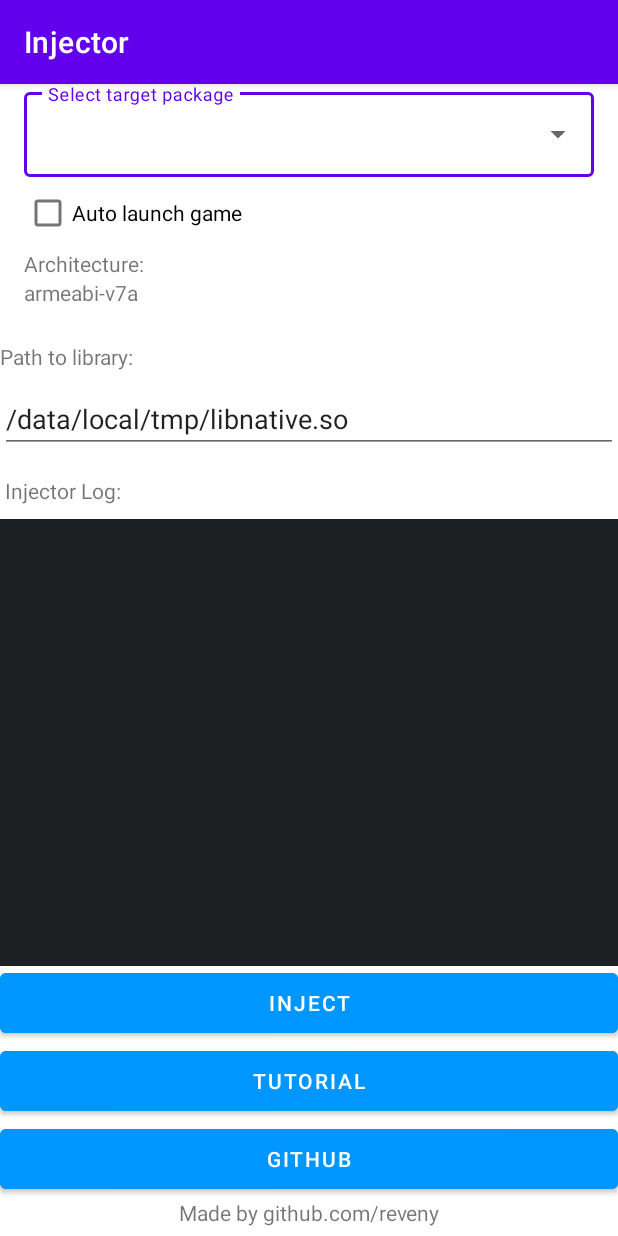
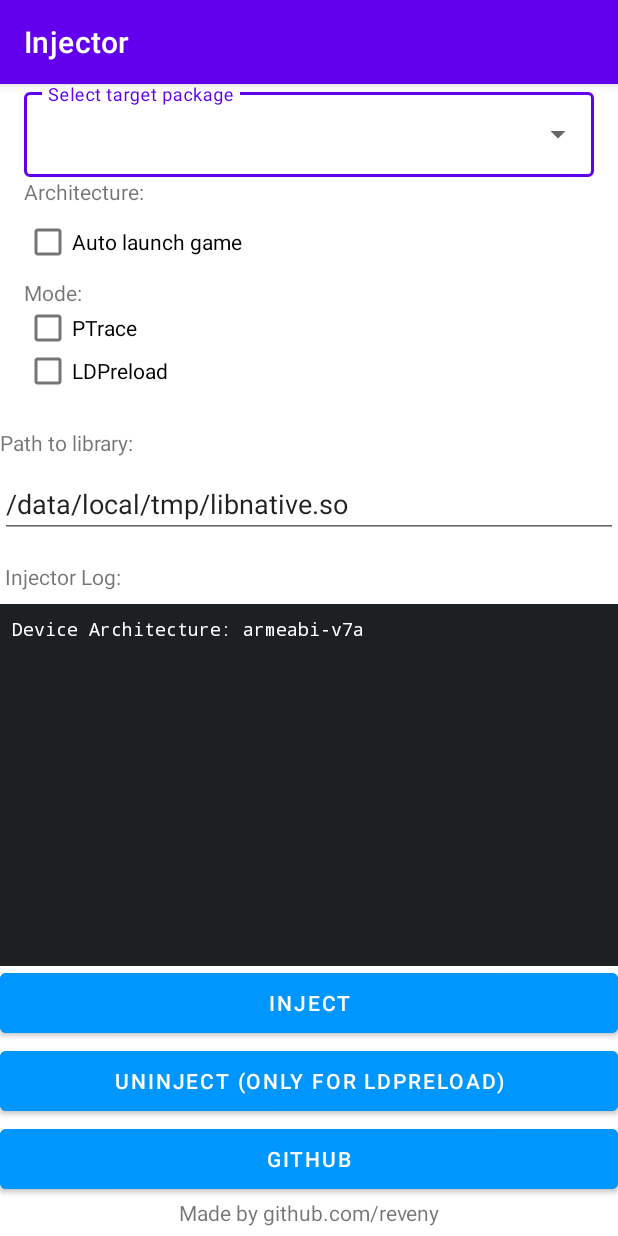
Before and after one commit to reveny/Android-GUI-Injector, an Android app: the screen it shows after launch (MainActivity), on a phone screen of 412 x 824 dp. Run offline under Robolectric (Android 15) with nearby library versions, the phone set to English and light mode, and no system bars; libraries missing offline, so code that uses them is left out: com.topjohnwu.superuser; 3 statements that could not run were skipped.

Commit message:
Improvements
Added support for LDPreload Injection and Improved architecture text.

```diff
--- a/app/src/main/java/com/reveny/injector/MainActivity.java
+++ b/app/src/main/java/com/reveny/injector/MainActivity.java
@@ -45,16 +45,18 @@ public class MainActivity extends AppCompatActivity implements Handler.Callback
     AutoCompleteTextView autoCompleteTextView;
     EditText libPath;
     CheckBox autoLaunchBox;
+    CheckBox ptraceBox;
+    CheckBox ldpreloadBox;
+    TextView archText;
     TextView console;
     Button githubButton;
-    Button tutorialButton;
+    Button uninjectButton;
     Button injectButton;
-    TextView archText;
 
     ArrayAdapter<String> adapterItems;
 
-    public String packageName;
-    public String finalLibPath;
+    public String packageName = "";
+    public String finalLibPath = "";
     public String launchActivity;
     public boolean shouldAutoLaunch = true;
 
@@ -84,11 +86,13 @@ public class MainActivity extends AppCompatActivity implements Handler.Callback
         autoCompleteTextView = findViewById(R.id.auto_complete_txt);
         libPath = findViewById(R.id.path_to_lib);
         githubButton = findViewById(R.id.github_button);
-        tutorialButton = findViewById(R.id.tutorial_button);
+        uninjectButton = findViewById(R.id.tutorial_button);
         injectButton = findViewById(R.id.inject_button);
         autoLaunchBox = findViewById(R.id.auto_launch_toggle);
+        ptraceBox = findViewById(R.id.mode_ptrace);
+        ldpreloadBox = findViewById(R.id.mode_ldpreload);
+        archText = findViewById(R.id.architecture);
         console = findViewById(R.id.console);
-        archText = findViewById(R.id.arch);
 
         //Set installed packages
         adapterItems = new ArrayAdapter<String>(this, R.layout.list_item, getInstalledApps());
@@ -99,23 +103,37 @@ public class MainActivity extends AppCompatActivity implements Handler.Callback
                 String item = parent.getItemAtPosition(position).toString();
                 packageName = item;
                 console.append("Package Name: " + item + "\n");
+                String arch = "Unknown";
+
+                try {
+                    String libraryDir = getPackageManager().getApplicationInfo(packageName, 0).nativeLibraryDir;
+                    arch = libraryDir.substring(libraryDir.lastIndexOf("/") + 1);
+                } catch (PackageManager.NameNotFoundException exception) {
+                    exception.printStackTrace();
+                }
+
+                archText.setText("Architecture: " + arch);
             }
         });
 
         libPath.setText("/data/local/tmp/libnative.so"); //Set default path
-        archText.setText(Build.CPU_ABI.toString());
+        console.append("Device Architecture: " + Build.CPU_ABI.toString() + " \n");
 
         injectButton.setOnClickListener(new View.OnClickListener()  {
             @Override
             public void onClick(View v) {
+                checkLibPath();
                 if (hasRootAccess) {
+                    if (packageName.equals("") || finalLibPath.equals("")) {
+                        console.append("Please fill out all the fields\n");
+                    } else {
+                        if (ptraceBox.isChecked()) {
                             MSGConnection mSGConnection = messageConnection;
                             if (mSGConnection == null) {
                                 console.append("Binding root services\n");
 
                                 shouldAutoLaunch = autoLaunchBox.isChecked();
                                 launchActivity = getLaunchActivity(packageName);
-                        checkLibPath();
 
                                 console.append("---------------------------------------\n");
                                 console.append("Trying to Inject with following settings: \n");
@@ -128,18 +146,34 @@ public class MainActivity extends AppCompatActivity implements Handler.Callback
                             } else {
                                 RootService.unbind(mSGConnection);
                             }
+                        } else if (ldpreloadBox.isChecked()) {
+                            if (packageName.equals("") || finalLibPath.equals("")) {
+                                console.append("Please fill out all the fields\n");
+                            } else {
+                                String command = "setprop wrap." + packageName + " LD_PRELOAD=" + finalLibPath;
+                                Shell.cmd(command).exec();
+                                Toast.makeText(thisInstance, "Injected! The game might take longer to load", Toast.LENGTH_LONG).show();
+                            }
+                        } else {
+                            console.append("You need to select an Injection mode \n");
+                        }
+                    }
                 } else {
                     console.append("Bind root service failed: root access not granted\n");
                 }
             }
         });
 
-        tutorialButton.setOnClickListener(new View.OnClickListener()  {
+        uninjectButton.setOnClickListener(new View.OnClickListener()  {
             @Override
             public void onClick(View v) {
-                Toast.makeText(thisInstance, "No tutorial yet :(", Toast.LENGTH_LONG).show();
-                //Intent browserIntent = new Intent(Intent.ACTION_VIEW, Uri.parse("http://github.com/reveny"));
-                //startActivity(browserIntent);
+                if (packageName.isEmpty()) {
+                    console.append("Cannot uninject without a package name\n");
+                } else {
+                    String command = "resetprop --delete wrap." + packageName;
+                    Shell.cmd(command).exec();
+                    Toast.makeText(thisInstance, "Uninjected!", Toast.LENGTH_LONG).show();
+                }
             }
         });
 
--- a/app/src/main/res/layout/activity_main.xml
+++ b/app/src/main/res/layout/activity_main.xml
@@ -24,6 +24,12 @@
             android:inputType="none"
             tools:ignore="LabelFor" />
 
+        <TextView
+            android:layout_width="wrap_content"
+            android:layout_height="wrap_content"
+            android:id="@+id/architecture"
+            android:text="Architecture: " />
+
         <CheckBox
             android:id="@+id/auto_launch_toggle"
             android:layout_width="wrap_content"
@@ -36,17 +42,23 @@
         <TextView
             android:layout_width="wrap_content"
             android:layout_height="wrap_content"
-            android:id="@+id/arch_txt"
-            android:text="@string/architecture" >
+            android:id="@+id/mode_text"
+            android:text="Mode:" >
         </TextView>
 
-        <TextView
-            android:id="@+id/arch"
+        <CheckBox
+            android:id="@+id/mode_ptrace"
+            android:layout_width="96dp"
+            android:layout_height="27dp"
+            android:text="@string/ptrace"
+            tools:ignore="MissingConstraints" />
+
+        <CheckBox
+            android:id="@+id/mode_ldpreload"
             android:layout_width="wrap_content"
-            android:layout_height="wrap_content"
-            android:layout_weight="1"
-            android:text=""
-        />
+            android:layout_height="30dp"
+            android:text="@string/ldpreload"
+            tools:ignore="MissingConstraints" />
     </com.google.android.material.textfield.TextInputLayout>
 
     <TextView
@@ -94,7 +106,7 @@
     <ScrollView
         android:id="@+id/consoleLog"
         android:layout_width="match_parent"
-        android:layout_height="298dp"
+        android:layout_height="241dp"
         android:layout_marginBottom="180dp"
         android:layout_weight="1"
         android:background="@color/grey"
@@ -135,7 +147,7 @@
         android:id="@+id/tutorial_button"
         android:layout_width="match_parent"
         android:layout_height="52dp"
-        android:text="@string/tutorial"
+        android:text="@string/uninject_only_for_ldpreload"
         android:backgroundTint="@color/blue"
         app:layout_constraintBottom_toTopOf="@+id/github_button"
         app:layout_constraintEnd_toEndOf="parent"
--- a/app/src/main/res/values/strings.xml
+++ b/app/src/main/res/values/strings.xml
@@ -10,4 +10,7 @@
     <string name="github">Github</string>
     <string name="tutorial">Tutorial</string>
     <string name="architecture">Architecture:</string>
+    <string name="ldpreload">LDPreload</string>
+    <string name="ptrace">PTrace</string>
+    <string name="uninject_only_for_ldpreload">Uninject (only for LDPreload)</string>
 </resources>
```
Also changed, not shown: app/src/main/AndroidManifest.xml (+2 -6 lines), 3 other files. Lines whose indentation alone changed are shown as unchanged.
